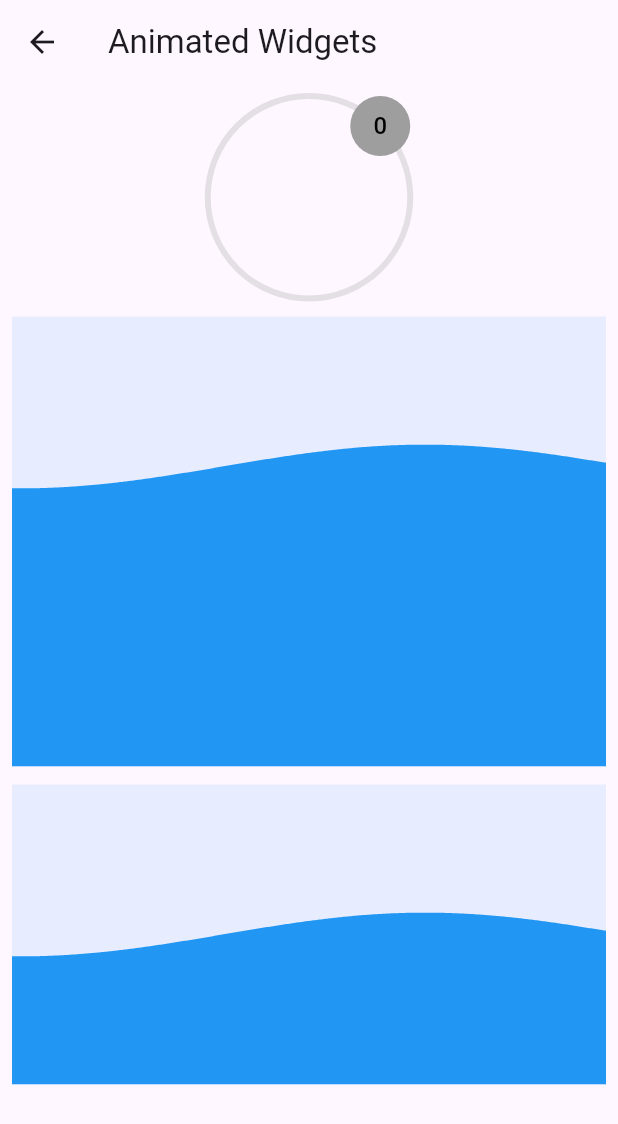
After one commit to JotaJrJr/ui_techniques, a Flutter app: the AnimatedWidgets screen opened directly, on a phone screen of 412 x 824 dp. The commit adds this screen. Shown: the top 1124 px of the screen. Run offline on Flutter 3.47's test engine with Material 3 defaults, Android fonts, the phone set to English and light mode, and no system bars.

Commit message:
efeito de onda muito foda e progresso em circular progress indicator

```diff
--- a/lib/features/animated_texts/viewmodel/animated_scroll_text_view_model.dart
+++ b/lib/features/animated_texts/viewmodel/animated_scroll_text_view_model.dart
@@ -1,7 +1,7 @@
 import 'package:flutter/material.dart';
 
 class AnimatedScrollTextViewModel extends ChangeNotifier {
-  String text = 'Happy Birthday!';
+  String text = 'Texto pra Teste';
   List<GlobalKey> textKeys = [];
   int? selectedIndex;
   bool isDragging = false;
--- /dev/null
+++ b/lib/features/animated_widgets/animated_widgets.dart
@@ -0,0 +1,299 @@
+import 'dart:math';
+
+import 'package:flutter/material.dart';
+import 'package:ui_techniques/features/animated_widgets/animated_widgets_view_model.dart';
+
+class AnimatedWidgets extends StatefulWidget {
+  final AnimatedWidgetsViewModel viewModel;
+  const AnimatedWidgets({super.key, required this.viewModel});
+
+  @override
+  State<AnimatedWidgets> createState() => _AnimatedWidgetsState();
+}
+
+class _AnimatedWidgetsState extends State<AnimatedWidgets> with TickerProviderStateMixin {
+  late AnimationController controller;
+  late AnimationController textScaleController;
+
+  late Animation<double> progressAnimation;
+  late Animation<double> textScale;
+
+  final ValueNotifier<double> progressValue = ValueNotifier(0.0);
+  final ValueNotifier<int> counter = ValueNotifier(0);
+
+  @override
+  void initState() {
+    super.initState();
+
+    controller = AnimationController(
+      vsync: this,
+      duration: const Duration(seconds: 1),
+      reverseDuration: const Duration(milliseconds: 300),
+    );
+
+    textScaleController = AnimationController(
+      vsync: this,
+      duration: const Duration(seconds: 1),
+      reverseDuration: const Duration(milliseconds: 300),
+    );
+
+    progressAnimation = Tween<double>(begin: 0.0, end: 1.0).animate(controller)
+      ..addListener(() {
+        progressValue.value = progressAnimation.value;
+        if (controller.isCompleted) {
+          controller.reset();
+          textScaleController.reset();
+          counter.value++;
+        }
+      });
+
+    textScale = Tween<double>(begin: 1.0, end: 1.6).animate(CurvedAnimation(
+      parent: textScaleController,
+      curve: Curves.easeOut,
+    ));
+  }
+
+  @override
+  void dispose() {
+    controller.dispose();
+    textScaleController.dispose();
+    super.dispose();
+  }
+
+  @override
+  Widget build(BuildContext context) {
+    return Scaffold(
+      appBar: AppBar(title: const Text("Animated Widgets")),
+      body: SingleChildScrollView(
+        child: Center(
+          child: Padding(
+            padding: const EdgeInsets.all(8.0),
+            child: Column(
+              spacing: 12.0,
+              children: [
+                GestureDetector(
+                  onTapDown: (_) {
+                    controller.forward();
+                    textScaleController.forward();
+                  },
+                  onTapUp: (_) {
+                    if (controller.status == AnimationStatus.forward) {
+                      controller.reverse();
+                      textScaleController.reverse();
+                    }
+                  },
+                  child: Stack(
+                    alignment: Alignment.center,
+                    children: [
+                      SizedBox(
+                        height: 135,
+                        width: 135,
+                        child: CircularProgressIndicator(
+                          value: 1.0,
+                          valueColor: AlwaysStoppedAnimation<Color>(Colors.black.withAlpha(26)),
+                        ),
+                      ),
+                      ValueListenableBuilder(
+                        valueListenable: progressValue,
+                        builder: (_, value, __) {
+                          return SizedBox(
+                            height: 135,
+                            width: 135,
+                            child: CircularProgressIndicator(
+                              value: value,
+                              valueColor: const AlwaysStoppedAnimation<Color>(Colors.blue),
+                            ),
+                          );
+                        },
+                      ),
+                      Positioned(
+                        top: 0,
+                        right: 0,
+                        child: AnimatedBuilder(
+                          animation: textScale,
+                          builder: (_, __) => ValueListenableBuilder<int>(
+                            valueListenable: counter,
+                            builder: (_, count, __) => CircleAvatar(
+                              backgroundColor: Colors.grey,
+                              child: Transform.scale(
+                                scale: textScale.value,
+                                child: Text(
+                                  count.toString(),
+                                  style: const TextStyle(color: Colors.black),
+                                ),
+                              ),
+                            ),
+                          ),
+                        ),
+                      )
+                    ],
+                  ),
+                ),
+                Container(
+                  color: Colors.blue.withAlpha(26),
+                  height: 300,
+                  width: double.infinity,
+                  child: LayoutBuilder(builder: (context, constraints) {
+                    return WaveWidget(
+                      size: Size(constraints.maxWidth, 200),
+                      yOffset: 100,
+                      color: Colors.blue,
+                    );
+                  }),
+                ),
+                Container(
+                  color: Colors.blue.withAlpha(26),
+                  height: 200,
+                  width: double.infinity * 0.02,
+                  child: LayoutBuilder(builder: (context, constraints) {
+                    return WaveWidget(
+                      size: Size(constraints.maxWidth, 200),
+                      yOffset: 100,
+                      color: Colors.blue,
+                    );
+                  }),
+                ),
+                SizedBox(
+                  height: 200,
+                  width: 200,
+                  child: ClipOval(
+                    child: LayoutBuilder(
+                      builder: (context, constraints) {
+                        final size = Size(constraints.maxWidth, constraints.maxHeight);
+                        return WaveWidget(
+                          size: size,
+                          yOffset: size.height / 2,
+                          color: Colors.blueAccent,
+                        );
+                      },
+                    ),
+                  ),
+                ),
+                Container(
+                  height: 200,
+                  width: 200,
+                  decoration: BoxDecoration(
+                    border: Border.all(
+                      color: Colors.blueAccent,
+                      width: 2,
+                    ),
+                    shape: BoxShape.circle,
+                  ),
+                  child: ClipOval(
+                    child: LayoutBuilder(
+                      builder: (context, constraints) {
+                        final size = Size(constraints.maxWidth, constraints.maxHeight);
+                        return WaveWidget(
+                          size: size,
+                          yOffset: size.height / 2,
+                          color: Colors.blueAccent,
+                        );
+                      },
+                    ),
+                  ),
+                ),
+              ],
+            ),
+          ),
+        ),
+      ),
+    );
+  }
+}
+
+class WaveWidget extends StatefulWidget {
+  final Size size;
+  final double yOffset;
+  final Color color;
+  const WaveWidget({super.key, required this.size, required this.yOffset, required this.color});
+
+  @override
+  State<WaveWidget> createState() => _WaveWidgetState();
+}
+
+class _WaveWidgetState extends State<WaveWidget> with TickerProviderStateMixin {
+  late AnimationController animationController;
+  List<Offset> wavePoints = [];
+
+  @override
+  void initState() {
+    super.initState();
+
+    animationController = AnimationController(
+      vsync: this,
+      duration: const Duration(milliseconds: 5000),
+      // reverseDuration: const Duration(milliseconds: 300),/
+    )..addListener(() {
+        wavePoints.clear();
+
+        final double waveSpeed = animationController.value * 1080;
+        final double fullSphere = animationController.value * 2 * pi;
+        final double normalizer = cos(fullSphere);
+        const double waveWidth = pi / 270;
+        const double waveHeight = 20.0;
+
+        for (int i = 0; i <= widget.size.width.toInt(); ++i) {
+          double calc = sin((waveSpeed - i) * waveWidth);
+          wavePoints.add(
+            Offset(
+              i.toDouble(),
+              calc * waveHeight * normalizer + widget.yOffset,
+            ),
+          );
+        }
+      });
+
+    animationController.repeat();
+  }
+
+  @override
+  void dispose() {
+    animationController.dispose();
+    wavePoints.clear();
+
+    super.dispose();
+  }
+
+  @override
+  Widget build(BuildContext context) {
+    return AnimatedBuilder(
+      animation: animationController,
+      builder: (context, _) {
+        return ClipPath(
+          clipper: ClipperWidget(waveList: wavePoints),
+          child: Container(
+            width: widget.size.width,
+            height: widget.size.height,
+            color: widget.color,
+          ),
+        );
+      },
+    );
+  }
+}
+
+class ClipperWidget extends CustomClipper<Path> {
+  final List<Offset> waveList;
+
+  ClipperWidget({required this.waveList});
+
+  @override
+  Path getClip(Size size) {
+    final Path path = Path();
+
+    path.addPolygon(waveList, false);
+
+    path.lineTo(size.width, size.height);
+
+    path.lineTo(0.0, size.height);
+
+    path.close();
+
+    return path;
+  }
+
+  @override
+  bool shouldReclip(covariant CustomClipper<Path> oldClipper) {
+    return true;
+  }
+}
--- /dev/null
+++ b/lib/features/animated_widgets/animated_widgets_view_model.dart
@@ -0,0 +1,7 @@
+import 'dart:async';
+
+import 'package:flutter/widgets.dart';
+
+class AnimatedWidgetsViewModel {
+  int currentValue = 0;
+}
--- a/lib/features/home_page.dart
+++ b/lib/features/home_page.dart
@@ -1,5 +1,7 @@
 import 'package:flutter/material.dart';
 import 'package:ui_techniques/features/animated_texts/view/animated_scroll_text_page.dart';
+import 'package:ui_techniques/features/animated_widgets/animated_widgets.dart';
+import 'package:ui_techniques/features/animated_widgets/animated_widgets_view_model.dart';
 import 'package:ui_techniques/features/duolingo_elements/view/duolingo_list_page.dart';
 import 'package:ui_techniques/features/duolingo_elements/view/zig_zag_list_page.dart';
 import 'package:ui_techniques/features/relogio/relogio_um.dart';
@@ -77,7 +79,13 @@ class HomeViewModel {
         text: "Search List 1",
         page: SearchListPageMobile(
           viewModel: SearchListViewModel(),
-        ))
+        )),
+    NavigateToModel(
+      text: "Animated Widgets",
+      page: AnimatedWidgets(
+        viewModel: AnimatedWidgetsViewModel(),
+      ),
+    ),
   ];
 }
 
--- a/lib/features/search_list/search_list_view_model.dart
+++ b/lib/features/search_list/search_list_view_model.dart
@@ -13,6 +13,12 @@ class SearchListViewModel {
     SearchListModel(title: "Title 9", subtitle: "Subtitle 9"),
     SearchListModel(title: "Title 10", subtitle: "Subtitle 10"),
     SearchListModel(title: "Title 11", subtitle: "Um exemplo muito foda fazendo teste para ver se funciona"),
+    // SearchListModel(title: "Title 12", subtitle: "Subtitle 12"),
+    // SearchListModel(title: "Title 13", subtitle: "Subtitle 13"),
+    // SearchListModel(title: "Title 14", subtitle: "Subtitle 14"),
+    // SearchListModel(title: "Title 15", subtitle: "Subtitle 15"),
+    // SearchListModel(title: "Title 16", subtitle: "Subtitle 16"),
+    // SearchListModel(title: "Title 17", subtitle: "Subtitle 17"),
   ];
 
   String query = '';
@@ -24,16 +30,6 @@ class SearchListViewModel {
   }
 
   void filter(String q) {
-    // query = q;
-    // if (q.isEmpty) {
-    //   filteredList.value = List.from(list);
-    // } else {
-    //   final lower = q.toLowerCase();
-    //   filteredList.value = list.where((item) {
-    //     return item.title.toLowerCase().contains(lower) || item.subtitle.toLowerCase().contains(lower);
-    //   }).toList();
-    // }
-
     query = q;
 
     final trimmed = q.trim();
@@ -88,6 +84,7 @@ class TextHighlighter {
 
     final snippet = text.substring(start, end);
     final lowerSnippet = snippet.toLowerCase();
+
     final matchStart = lowerSnippet.indexOf(lowerQuery);
     final matchEnd = matchStart + lowerQuery.length;
 
@@ -134,15 +131,28 @@ class TextHighlighter {
         spans.add(TextSpan(text: text.substring(currentIndex, matchIndex)));
       }
 
-      spans.add(
-        TextSpan(
-          text: text.substring(matchIndex, matchIndex + lowerQuery.length),
-          style: const TextStyle(
-            fontWeight: FontWeight.bold,
-            backgroundColor: Colors.yellow,
-          ),
-        ),
-      );
+      final matchText = text.substring(matchIndex, matchIndex + lowerQuery.length);
+
+      if (matchText.toLowerCase() == lowerQuery) {
+        spans.add(TextSpan(
+            text: matchText,
+            style: const TextStyle(
+              fontWeight: FontWeight.bold,
+              backgroundColor: Colors.yellow,
+            )));
+      } else {
+        spans.add(TextSpan(text: matchText));
+      }
+
+      //   spans.add(
+      //     TextSpan(
+      //       text: text.substring(matchIndex, matchIndex + lowerQuery.length),
+      //       style: const TextStyle(
+      //         fontWeight: FontWeight.bold,
+      //         backgroundColor: Colors.yellow,
+      //       ),
+      //     ),
+      //   );
 
       currentIndex = matchIndex + lowerQuery.length;
     }
```
